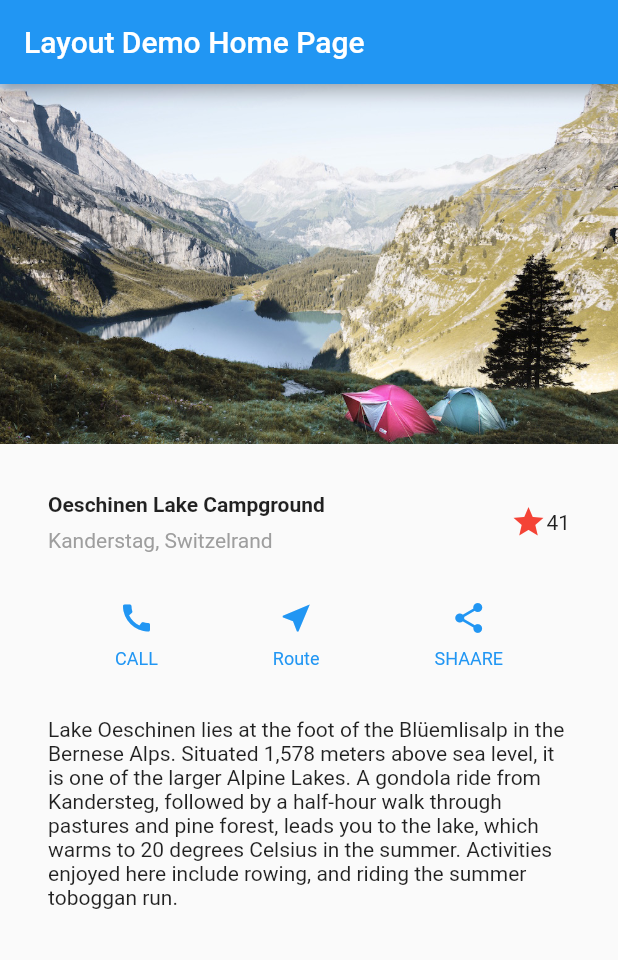
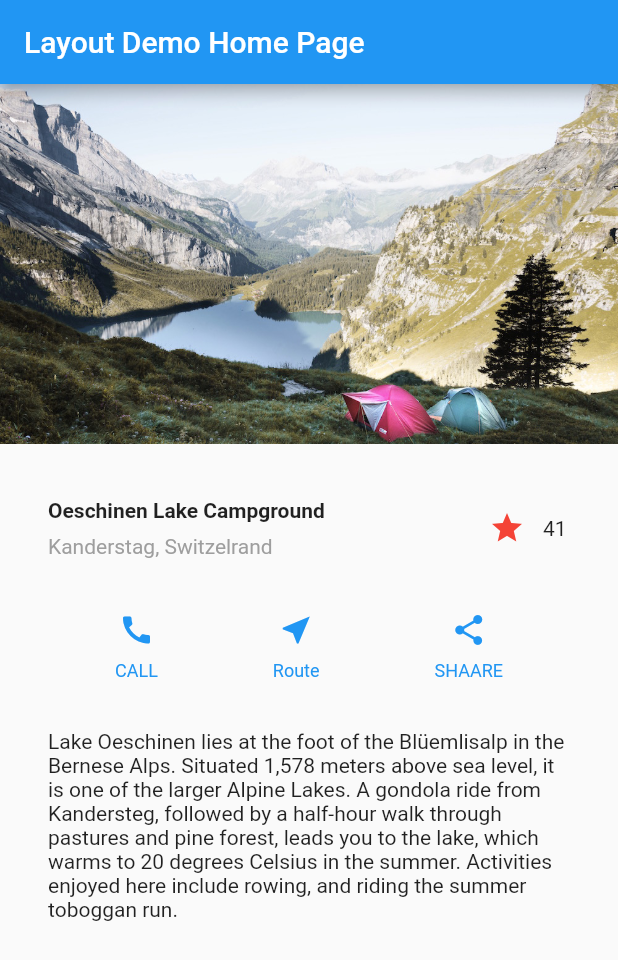
Before and after one commit to szarasowa/interactivity_tutorial_flutter, a Flutter app: the screen it shows after launch, on a phone screen of 412 x 824 dp. Shown: the top 960 px of the screen. Run offline on Flutter 3.47's test engine with Material 2 defaults, Android fonts, the phone set to English and light mode, and no system bars.

```diff
--- a/lib/main.dart
+++ b/lib/main.dart
@@ -42,11 +42,7 @@ class MyApp extends StatelessWidget {
           The last two items in the title row are a star icon, painted red, and the text '41'.
           The entire row is in a Container and padded along each edge by 32 pixels.
           */
-          Icon(
-            Icons.star,
-            color: Colors.red[500]
-          ),
-          Text('41')
+          FavoriteWidget(),
         ],
       ),
     );
@@ -121,3 +117,47 @@ class MyApp extends StatelessWidget {
     );
   }
 }
+
+class FavoriteWidget extends StatefulWidget {
+  @override _FavoriteWidgetState createState() => _FavoriteWidgetState();
+}
+
+class _FavoriteWidgetState extends State<FavoriteWidget> {
+  bool _isFavorited = true;
+  int _favoriteCount = 41;
+
+  @override Widget build(BuildContext context) {
+
+    void _toggleFavorite() {
+      setState(() {
+       if (_isFavorited) {
+         _favoriteCount -= 1;
+         _isFavorited = false;
+       } else {
+         _favoriteCount += 1;
+         _isFavorited = true;
+       }
+      });
+    }
+
+    return Row(
+      mainAxisSize: MainAxisSize.min,
+      children: [
+        Container(
+          padding: EdgeInsets.all(0),
+          child: IconButton(
+            icon: (_isFavorited ? Icon(Icons.star) : Icon(Icons.star_border)),
+            color: Colors.red,
+            onPressed: _toggleFavorite,
+          ),
+        ),
+        SizedBox(
+          width: 18,
+          child: Container(
+            child: Text('$_favoriteCount'),
+          ),
+        )
+      ],
+    );
+  }
+}
```
